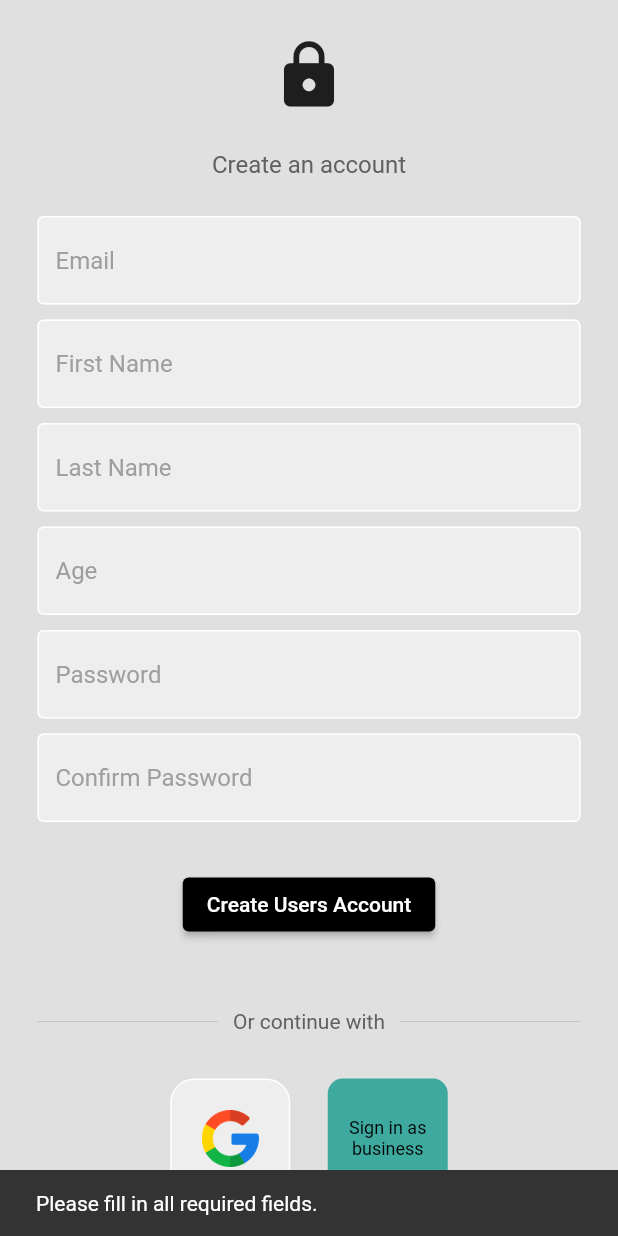
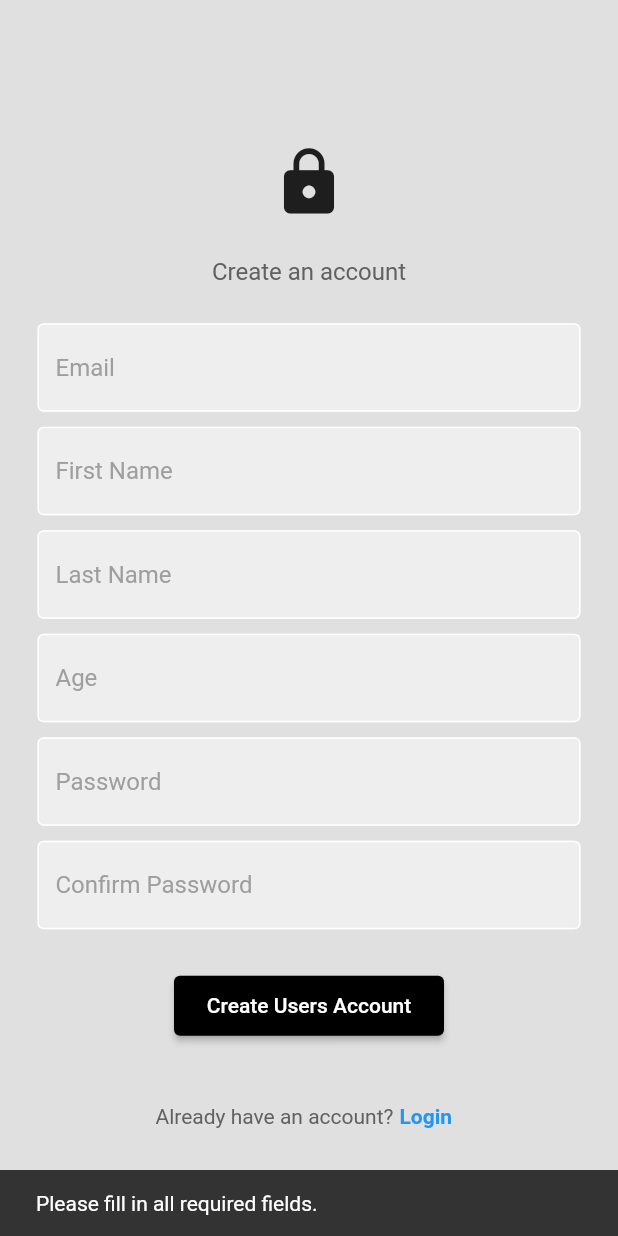
Before and after one commit to Sudesh-Maharjan/SwiftStyle-Version-2, a Flutter app: the RegisterPage screen opened directly with empty values, after a tap on "Create Users Account", on a phone screen of 412 x 824 dp. Run offline on Flutter 3.47's test engine with Material 2 defaults, Android fonts, the phone set to English and light mode, and no system bars; our stand-ins replace cloud_firestore, firebase_auth, firebase_core, flutter_svg, shared_preferences; accounts and stored records are empty; network calls fail.

Commit message:
Delect users account, singup and login verification testing, Forgot password

```diff
--- a/lib/components/my_textfield.dart
+++ b/lib/components/my_textfield.dart
@@ -4,12 +4,14 @@ class MyTextField extends StatelessWidget {
   final controller;
   final String hintText;
   final bool obscureText;
+  final TextInputType keyboardType;
 
   const MyTextField({
     super.key,
     required this.controller,
     required this.hintText,
     required this.obscureText,
+    required this.keyboardType,
   });
 
   @override
@@ -19,6 +21,7 @@ class MyTextField extends StatelessWidget {
       child: TextField(
         controller: controller,
         obscureText: obscureText,
+        keyboardType: keyboardType,
         decoration: InputDecoration(
             enabledBorder: const OutlineInputBorder(
               borderSide: BorderSide(color: Colors.white),
--- a/lib/register.dart
+++ b/lib/register.dart
@@ -3,7 +3,6 @@ import 'package:firebase_auth/firebase_auth.dart';
 import 'package:flutter/material.dart';
 import 'package:salon/AuthPages/authentication.dart';
 import 'package:salon/components/my_textfield.dart';
-import 'package:salon/components/square_tile.dart';
 
 typedef void onUsersAccountCreated();
 
@@ -63,7 +62,6 @@ class _RegisterPageState extends State<RegisterPage> {
         ));
       }
     } on FirebaseAuthException catch (e) {
-      Navigator.pop(context);
       showerrormessageregister(e.code);
     }
   }
@@ -72,23 +70,45 @@ class _RegisterPageState extends State<RegisterPage> {
     showDialog(
       context: context,
       builder: (context) {
-          return AlertDialog(
+        return GestureDetector(
+          onTap: () {
+            Navigator.of(context).pop();
+          },
+          child: AlertDialog(
             title: Text(
               message,
             ),
+          ),
         );
-        });
+      },
+    );
   }
 
   bool _validateRegisterInput() {
+    //empty eroor handel gareko
     if (emailController.text.isEmpty ||
         passwordController.text.isEmpty ||
         confirmPasswordController.text.isEmpty ||
         firstNameController.text.isEmpty ||
         lastNameController.text.isEmpty ||
         ageController.text.isEmpty) {
-      ScaffoldMessenger.of(context).showSnackBar(SnackBar(
-        content: const Text('Please fill in all required fields.'),
+      ScaffoldMessenger.of(context).showSnackBar(const SnackBar(
+        content: Text('Please fill in all required fields.'),
+      ));
+      return false;
+    }
+    //first name ra last name lai character check gareko
+    if (firstNameController.text.length <= 3 ||
+        lastNameController.text.length <= 3) {
+      ScaffoldMessenger.of(context).showSnackBar(const SnackBar(
+        content: Text(
+            "First name and last name should have more than 3 characters. "),
+      ));
+      return false;
+    }
+    if (ageController.text.length > 2) {
+      ScaffoldMessenger.of(context).showSnackBar(const SnackBar(
+        content: Text("Age should have 2 or fewer digits."),
       ));
       return false;
     }
@@ -149,7 +169,7 @@ class _RegisterPageState extends State<RegisterPage> {
                   //   MaterialPageRoute(builder: (context) => BusinessSignUpPage()),
                   // );
                 },
-                child: Text('Sign up as business'),
+                child: const Text('Sign up as business'),
               ),
             ),
           ],
@@ -186,36 +206,41 @@ class _RegisterPageState extends State<RegisterPage> {
                   controller: emailController,
                   hintText: 'Email',
                   obscureText: false,
+                  keyboardType: TextInputType.emailAddress,
                 ),
                 const SizedBox(height: 10),
                 MyTextField(
                   controller: firstNameController,
                   hintText: 'First Name',
                   obscureText: false,
+                  keyboardType: TextInputType.text,
                 ),
                 const SizedBox(height: 10),
                 MyTextField(
                     controller: lastNameController,
                     hintText: 'Last Name',
                     obscureText: false,
-                ),
+                    keyboardType: TextInputType.text),
                 const SizedBox(height: 10),
                 MyTextField(
                   controller: ageController,
                   hintText: 'Age',
                   obscureText: false,
+                  keyboardType: TextInputType.number,
                 ),
                 const SizedBox(height: 10),
                 MyTextField(
                   controller: passwordController,
                   hintText: 'Password',
                   obscureText: true,
+                  keyboardType: TextInputType.text,
                 ),
                 const SizedBox(height: 10),
                 MyTextField(
                   controller: confirmPasswordController,
                   hintText: 'Confirm Password',
                   obscureText: true,
+                  keyboardType: TextInputType.text,
                 ),
                 const Padding(
                   padding: EdgeInsets.symmetric(horizontal: 25.0),
@@ -228,6 +253,9 @@ class _RegisterPageState extends State<RegisterPage> {
                 Padding(
                   padding: const EdgeInsets.symmetric(vertical: 16),
                   child: Center(
+                    child: Container(
+                      height: 40,
+                      width: 180,
                       child: ElevatedButton(
                         onPressed: () async {
                           //will contain validation code and check if any fields are empty.
@@ -244,70 +272,71 @@ class _RegisterPageState extends State<RegisterPage> {
                       ),
                     ),
                   ),
-                const SizedBox(height: 30),
-                Padding(
-                  padding: const EdgeInsets.symmetric(horizontal: 25.0),
-                  child: Row(
-                    children: [
-                      Expanded(
-                        child: Divider(
-                          thickness: 0.5,
-                          color: Colors.grey[400],
-                        ),
-                      ),
-                      Padding(
-                        padding: const EdgeInsets.symmetric(horizontal: 10.0),
-                        child: Text(
-                          'Or continue with',
-                          style: TextStyle(color: Colors.grey[700]),
-                        ),
-                      ),
-                      Expanded(
-                        child: Divider(
-                          thickness: 0.5,
-                          color: Colors.grey[400],
-                        ),
-                      ),
-                    ],
-                  ),
                 ),
                 const SizedBox(height: 30),
-                Row(
-                  mainAxisAlignment: MainAxisAlignment.center,
-                  children: [
-                    Container(
-                      width: 80,
-                      height: 80,
-                      child:
-                          const SquareTile(imagePath: 'lib/images/google.png'),
-                    ),
-                    const SizedBox(width: 25),
-                    GestureDetector(
-                      onTap: showBusinessAlert,
-                      child: Container(
-                        width: 80,
-                        height: 80,
-                        decoration: BoxDecoration(
-                          color: Color.fromARGB(
-                              255, 62, 169, 158), // Replace with desired color
-                          borderRadius: BorderRadius.circular(10),
-                        ),
-                        child: const Center(
-                          child: Text(
-                            'Sign in as business',
-                            textAlign: TextAlign.center,
-                            style: TextStyle(
-                              color: Colors
-                                  .black, // Replace with desired text color
-                              fontSize: 12,
-                            ),
-                          ),
-                        ),
-                      ),
-                    ),
-                  ],
-                ),
-                const SizedBox(height: 30),
+                // Padding(
+                //   padding: const EdgeInsets.symmetric(horizontal: 25.0),
+                //   child: Row(
+                //     children: [
+                //       Expanded(
+                //         child: Divider(
+                //           thickness: 0.5,
+                //           color: Colors.grey[400],
+                //         ),
+                //       ),
+                //       Padding(
+                //         padding: const EdgeInsets.symmetric(horizontal: 10.0),
+                //         child: Text(
+                //           'Or continue with',
+                //           style: TextStyle(color: Colors.grey[700]),
+                //         ),
+                //       ),
+                //       Expanded(
+                //         child: Divider(
+                //           thickness: 0.5,
+                //           color: Colors.grey[400],
+                //         ),
+                //       ),
+                //     ],
+                //   ),
+                // ),
+                // const SizedBox(height: 30),
+                // Row(
+                //   mainAxisAlignment: MainAxisAlignment.center,
+                //   children: [
+                //     Container(
+                //       width: 80,
+                //       height: 80,
+                //       child:
+                //           const SquareTile(imagePath: 'lib/images/google.png'),
+                //     ),
+                //     const SizedBox(width: 25),
+                //     GestureDetector(
+                //       onTap: showBusinessAlert,
+                //       child: Container(
+                //         width: 80,
+                //         height: 80,
+                //         decoration: BoxDecoration(
+                //           color: Color.fromARGB(
+                //               255, 62, 169, 158), // Replace with desired color
+                //           borderRadius: BorderRadius.circular(10),
+                //         ),
+                //         child: const Center(
+                //           child: Text(
+                //             'Sign in as business',
+                //             textAlign: TextAlign.center,
+                //             style: TextStyle(
+                //               color: Colors
+                //                   .black, // Replace with desired text color
+                //               fontSize: 12,
+                //             ),
+                //           ),
+                //         ),
+                //       ),
+                //     ),
+                //   ],
+                // ),
+                // const SizedBox(height: 30),
                 Row(
                   mainAxisAlignment: MainAxisAlignment.center,
                   children: [
```
Also changed, not shown: lib/Forgotpassword.dart (added, +61 -0 lines), lib/login.dart (+20 -5 lines), lib/navigationbar/profile.dart (+42 -14 lines). Lines whose indentation alone changed are shown as unchanged.
